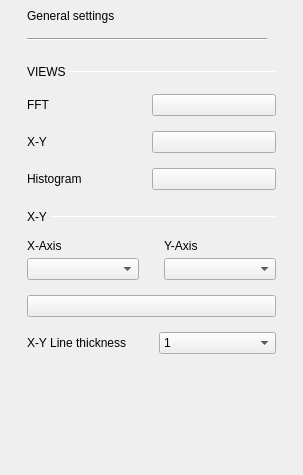
Qt form plugins/m2k/ui/osc_general_settings.ui (analogdevicesinc/scopy) before a commit.
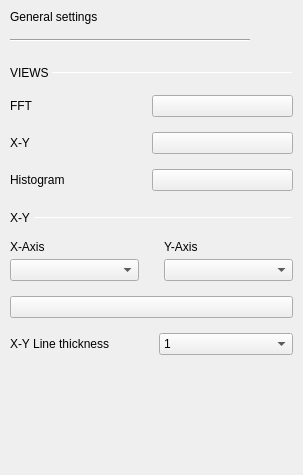
The same form after that commit. Custom widgets are drawn as their Qt base class.

Commit message: m2k/ui: Removed right menu unnecessary margins for all instruments.

What changed in the file:
```diff
--- a/plugins/m2k/ui/osc_general_settings.ui
+++ b/plugins/m2k/ui/osc_general_settings.ui
@@ -27,16 +27,16 @@
     <number>0</number>
    </property>
    <property name="leftMargin">
-    <number>18</number>
+    <number>10</number>
    </property>
    <property name="topMargin">
-    <number>0</number>
+    <number>10</number>
    </property>
    <property name="rightMargin">
-    <number>18</number>
+    <number>10</number>
    </property>
    <property name="bottomMargin">
-    <number>0</number>
+    <number>10</number>
    </property>
    <item>
     <widget class="QScrollArea" name="scrollArea">
@@ -66,8 +66,8 @@
        <rect>
         <x>0</x>
         <y>0</y>
-        <width>267</width>
-        <height>475</height>
+        <width>283</width>
+        <height>455</height>
        </rect>
       </property>
       <property name="sizePolicy">
@@ -77,6 +77,18 @@
        </sizepolicy>
       </property>
       <layout class="QVBoxLayout" name="verticalLayout_5">
+       <property name="leftMargin">
+        <number>0</number>
+       </property>
+       <property name="topMargin">
+        <number>0</number>
+       </property>
+       <property name="rightMargin">
+        <number>0</number>
+       </property>
+       <property name="bottomMargin">
+        <number>0</number>
+       </property>
        <item>
         <layout class="QVBoxLayout" name="verticalLayout_2">
          <property name="spacing">
```
The commit also changes 12 other files.
